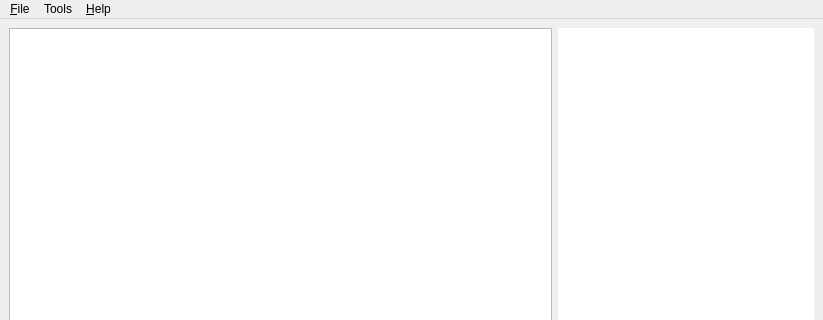
blashu/kraken, file kraken/kraken_gui/mainwindow.ui: the form before one commit; both pictures show x 0 to 823 and y 0 to 320 of the 823 by 682 pixel window.
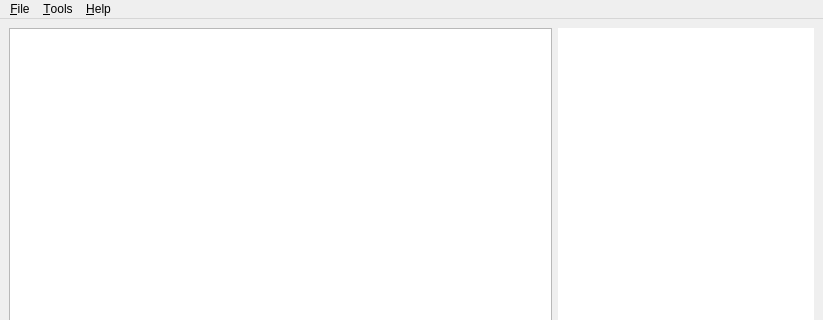
The form after the commit.

Commit message: Disabled code view editability

```diff
--- a/kraken/kraken_gui/mainwindow.ui
+++ b/kraken/kraken_gui/mainwindow.ui
@@ -73,7 +73,7 @@
    </widget>
    <widget class="QMenu" name="menuTools">
     <property name="title">
-     <string>Tools</string>
+     <string>&amp;Tools</string>
     </property>
     <addaction name="actionShowProgramListing"/>
     <addaction name="actionShowUsedInstructions"/>
```
Left out of the diff: 13 changed lines with no effect on the pictures.
